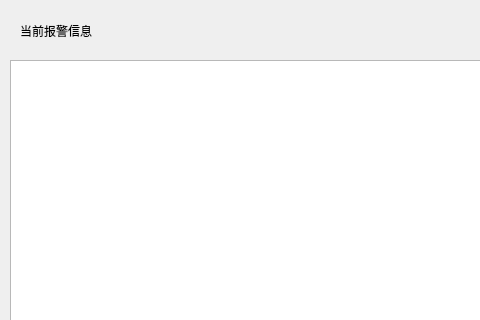
The window that BusBar-Qt/currentalarmsdlg.ui (luozhiyong131/BusBar) describes before a commit, drawn with Qt 5; both pictures show x 0 to 480 and y 0 to 320 of the 970 by 460 pixel window.
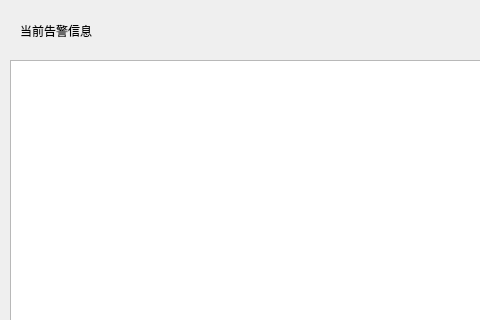
The same window after the commit.

Commit message: Changed: 报警-告警 接插箱-插接箱 纪录-记录

Patch:
```diff
--- a/BusBar-Qt/currentalarmsdlg.ui
+++ b/BusBar-Qt/currentalarmsdlg.ui
@@ -64,7 +64,7 @@
     </rect>
    </property>
    <property name="text">
-    <string>当前报警信息</string>
+    <string>当前告警信息</string>
    </property>
   </widget>
  </widget>
```
The commit also changes 44 other files.
